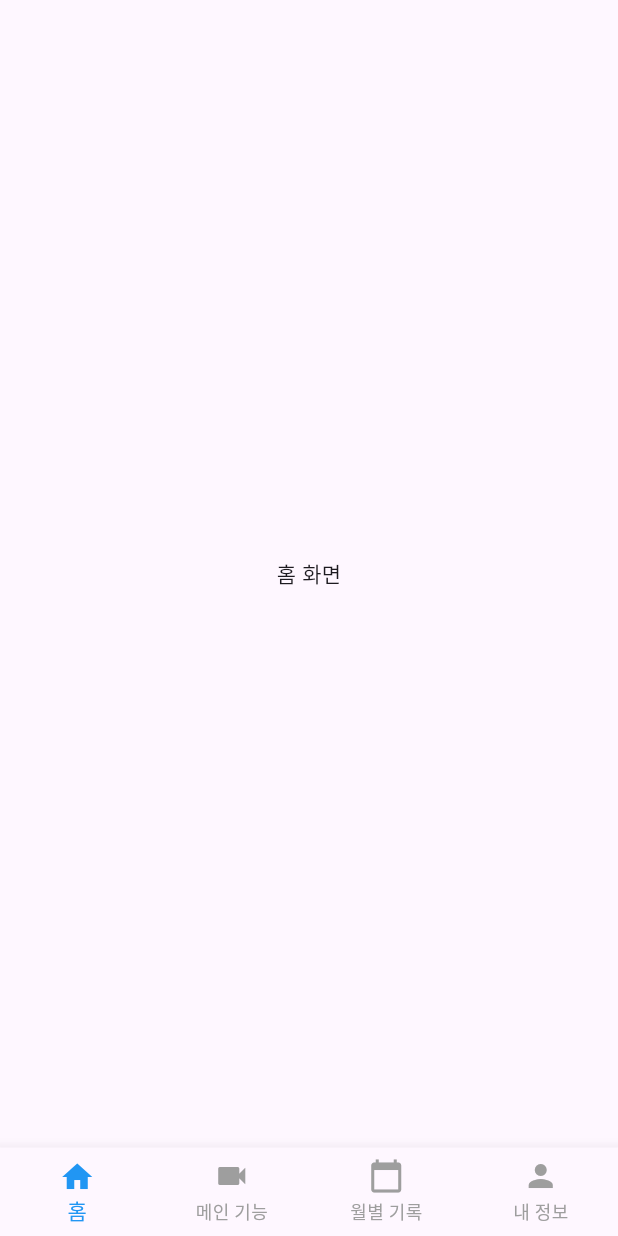
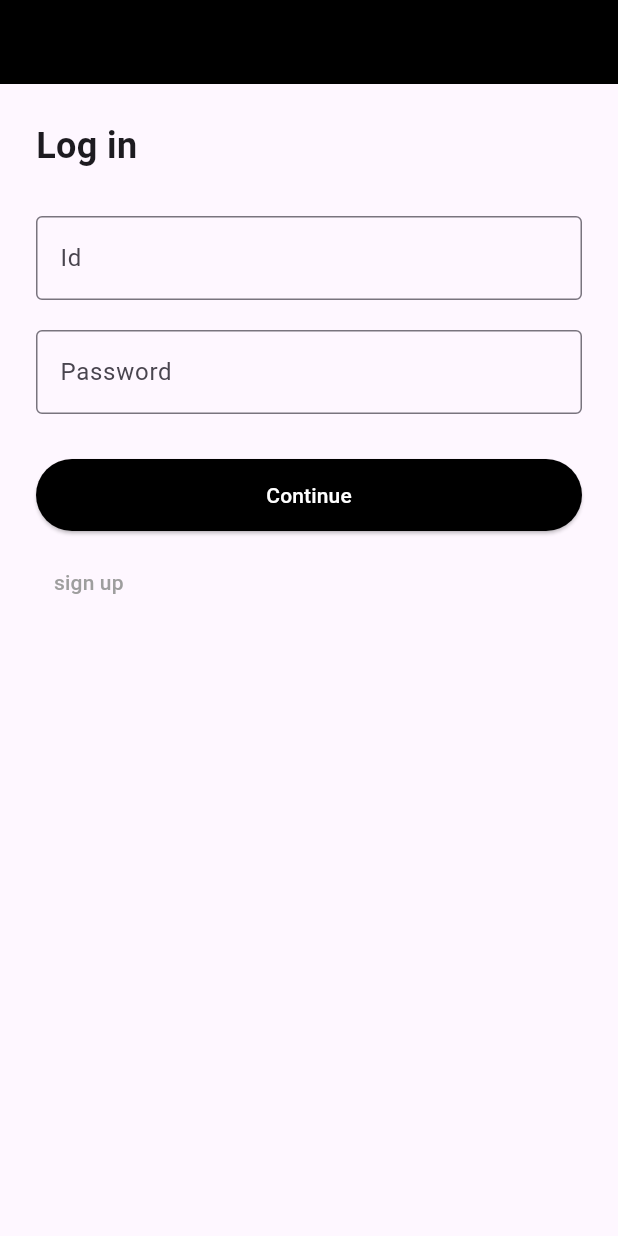
Before and after one commit to CSID-DGU/2025-1-CSC4004-1-3-Upper-Bound, a Flutter app: the screen it shows after launch, on a phone screen of 412 x 824 dp. Run offline on Flutter 3.47's test engine with Material 3 defaults, Android fonts, the phone set to English and light mode, and no system bars; our stand-ins replace camera, shared_preferences, video_player.

Commit message:
백에서 정보 받아오기

```diff
--- a/frontend/analysis_options.yaml
+++ b/frontend/analysis_options.yaml
@@ -21,8 +21,8 @@ linter:
   # `// ignore_for_file: name_of_lint` syntax on the line or in the file
   # producing the lint.
   rules:
-    # avoid_print: false  # Uncomment to disable the `avoid_print` rule
-    # prefer_single_quotes: true  # Uncomment to enable the `prefer_single_quotes` rule
+  # avoid_print: false  # Uncomment to disable the `avoid_print` rule
+  # prefer_single_quotes: true  # Uncomment to enable the `prefer_single_quotes` rule
 
 # Additional information about this file can be found at
 # https://dart.dev/guides/language/analysis-options
--- a/frontend/lib/main.dart
+++ b/frontend/lib/main.dart
@@ -1,24 +1,45 @@
 import 'package:flutter/material.dart';
+import 'package:flutter/services.dart';
 import 'package:camera/camera.dart';
+import 'screens/login_page.dart';
+import 'screens/signup_page.dart';
 import 'widgets/root_screen.dart';
 
 late List<CameraDescription> cameras;
 
 Future<void> main() async {
   WidgetsFlutterBinding.ensureInitialized();
+
+  await SystemChrome.setPreferredOrientations([
+    DeviceOrientation.portraitUp,
+  ]);
+
   cameras = await availableCameras();
-  runApp(MyApp());
+
+  final frontCamera = cameras.firstWhere(
+        (camera) => camera.lensDirection == CameraLensDirection.front,
+  );
+
+  runApp(MyApp(camera: frontCamera));
 }
 
 class MyApp extends StatelessWidget {
+  final CameraDescription camera;
+
+  const MyApp({super.key, required this.camera});
+
   @override
   Widget build(BuildContext context) {
     return MaterialApp(
       title: 'Dementia App',
-      theme: ThemeData(
-        primarySwatch: Colors.blue,
-      ),
-      home: RootScreen(camera: cameras.first),
+      theme: ThemeData(primarySwatch: Colors.blue),
+      debugShowCheckedModeBanner: false,
+      initialRoute: '/login',
+      routes: {
+        '/login': (context) => const LoginPage(),
+        '/signup': (context) => const SignupPage(),
+        '/root': (context) => RootScreen(camera: camera),
+      },
     );
   }
 }
--- a/frontend/lib/screens/daily_record.dart
+++ b/frontend/lib/screens/daily_record.dart
@@ -1,15 +1,18 @@
 import 'package:flutter/material.dart';
 
 class DailyRecordPage extends StatelessWidget {
-  final String recordName; // 기록 이름을 받음
+  final int day; // 클릭한 날짜
+  final int year; // 선택한 연도
+  final int month; // 선택한 월
 
-  const DailyRecordPage({Key? key, required this.recordName}) : super(key: key);
+  const DailyRecordPage({Key? key, required this.day, required this.year, required this.month}) : super(key: key);
 
   @override
   Widget build(BuildContext context) {
+    String recordDate = '$year년 $month월 $day일'; // 선택한 날짜를 문자열로 표시
+
     return Scaffold(
       appBar: AppBar(
-        title: Text(recordName),
         leading: IconButton(
           icon: const Icon(Icons.arrow_back),
           onPressed: () => Navigator.pop(context),
@@ -23,17 +26,17 @@ class DailyRecordPage extends StatelessWidget {
           crossAxisAlignment: CrossAxisAlignment.start,
           children: [
             Text(
-              '운동 기록: $recordName',
+              '운동 기록: $recordDate', // 선택한 날짜를 표시
               style: const TextStyle(fontSize: 24, fontWeight: FontWeight.bold),
             ),
             const SizedBox(height: 30),
-            _InfoRow(icon: '🔥', title: '팔꿈치-손목 정렬', description: '1234KCAL'),
+            _InfoRow(icon: '🔥', title: '칼로리 소모', description: '1234KCAL'),
             const SizedBox(height: 20),
-            _InfoRow(icon: '🖇️', title: '어깨 외전/내전 각도', description: '3세트 * 15회'),
+            _InfoRow(icon: '🖇️', title: '세트 구성', description: '3세트 * 15회'),
             const SizedBox(height: 20),
-            _InfoRow(icon: '⏰', title: '팔꿈치 가동범위', description: '6분'),
+            _InfoRow(icon: '⏰', title: '소요 시간', description: '6분'),
             const SizedBox(height: 20),
-            _InfoRow(icon: '✅', title: '하체 정렬', description: '70%'),
+            _InfoRow(icon: '✅', title: '자세 정확도', description: '70%'),
           ],
         ),
       ),
--- /dev/null
+++ b/frontend/lib/screens/login_page.dart
@@ -0,0 +1,78 @@
+import 'package:flutter/material.dart';
+import 'package:shared_preferences/shared_preferences.dart';
+import '../services/auth_service.dart';
+
+class LoginPage extends StatefulWidget {
+  const LoginPage({super.key});
+
+  @override
+  State<LoginPage> createState() => _LoginPageState();
+}
+
+class _LoginPageState extends State<LoginPage> {
+  final _idController = TextEditingController();
+  final _passwordController = TextEditingController();
+
+  void _login() async {
+    final id = _idController.text.trim();
+    final password = _passwordController.text.trim();
+
+    final result = await AuthService.login(id, password);
+
+    if (result == true) {
+      final prefs = await SharedPreferences.getInstance();
+      await prefs.setString('userId', id);  // 로그인 성공 시 id 저장
+
+      Navigator.pushReplacementNamed(context, '/root');
+    } else {
+      ScaffoldMessenger.of(context).showSnackBar(
+        const SnackBar(content: Text('로그인 실패')),
+      );
+    }
+  }
+
+  void _goToSignup() {
+    Navigator.pushNamed(context, '/signup');
+  }
+
+  @override
+  Widget build(BuildContext context) {
+    return Scaffold(
+      appBar: AppBar(backgroundColor: Colors.black),
+      body: Padding(
+        padding: const EdgeInsets.all(24.0),
+        child: Column(
+          crossAxisAlignment: CrossAxisAlignment.start,
+          children: [
+            const Text('Log in', style: TextStyle(fontSize: 24, fontWeight: FontWeight.bold)),
+            const SizedBox(height: 30),
+            TextField(
+              controller: _idController,
+              decoration: const InputDecoration(labelText: 'Id', border: OutlineInputBorder()),
+            ),
+            const SizedBox(height: 20),
+            TextField(
+              controller: _passwordController,
+              obscureText: true,
+              decoration: const InputDecoration(labelText: 'Password', border: OutlineInputBorder()),
+            ),
+            const SizedBox(height: 30),
+            ElevatedButton(
+              onPressed: _login,
+              style: ElevatedButton.styleFrom(
+                backgroundColor: Colors.black,
+                minimumSize: const Size(double.infinity, 48),
+              ),
+              child: const Text('Continue', style: TextStyle(color: Colors.white)),
+            ),
+            const SizedBox(height: 10),
+            TextButton(
+              onPressed: _goToSignup,
+              child: const Text('sign up', style: TextStyle(color: Colors.grey)),
+            ),
+          ],
+        ),
+      ),
+    );
+  }
+}
--- a/frontend/lib/screens/profile_screen.dart
+++ b/frontend/lib/screens/profile_screen.dart
@@ -53,8 +53,6 @@ class _ProfileScreenState extends State<ProfileScreen> {
     return Scaffold(
       appBar: AppBar(
         leading: Container(),
-        title: const Text('내 정보', style: TextStyle(color: Colors.black)),
-        backgroundColor: Colors.white,
         elevation: 0,
       ),
       body: Padding(
--- a/frontend/pubspec.yaml
+++ b/frontend/pubspec.yaml
@@ -13,6 +13,8 @@ dependencies:
   cupertino_icons: ^1.0.8
   camera: ^0.10.5+9
   video_player: ^2.7.0
+  shared_preferences: ^2.0.15
+
 
 dev_dependencies:
   flutter_test:
```
Also changed, not shown: frontend/lib/models/pushup_analysis.dart (added, +51 -0 lines), frontend/lib/screens/analysis1.dart (+175 -118 lines), frontend/lib/screens/analysis2.dart (+5 -9 lines), frontend/lib/screens/main_screen.dart (+7 -1 lines), frontend/lib/screens/records_screen.dart (+25 -25 lines), frontend/lib/screens/signup_page.dart (added, +91 -0 lines), frontend/lib/services/analysis_service.dart (added, +45 -0 lines), frontend/lib/services/auth_service.dart (added, +61 -0 lines), frontend/lib/screens/display_video_screen.dart (line endings or trailing spaces), frontend/lib/screens/home_screen.dart (line endings or trailing spaces), frontend/lib/screens/info_input_page.dart (line endings or trailing spaces), frontend/lib/widgets/root_screen.dart (line endings or trailing spaces), frontend/pubspec.lock, 1 other file.
